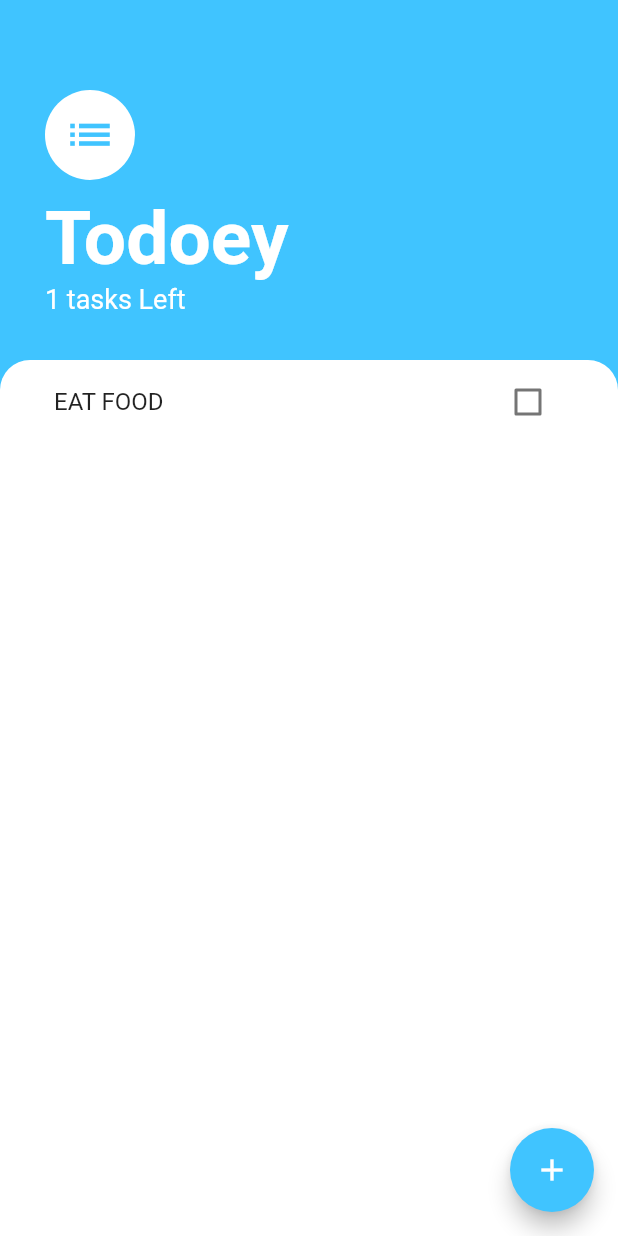
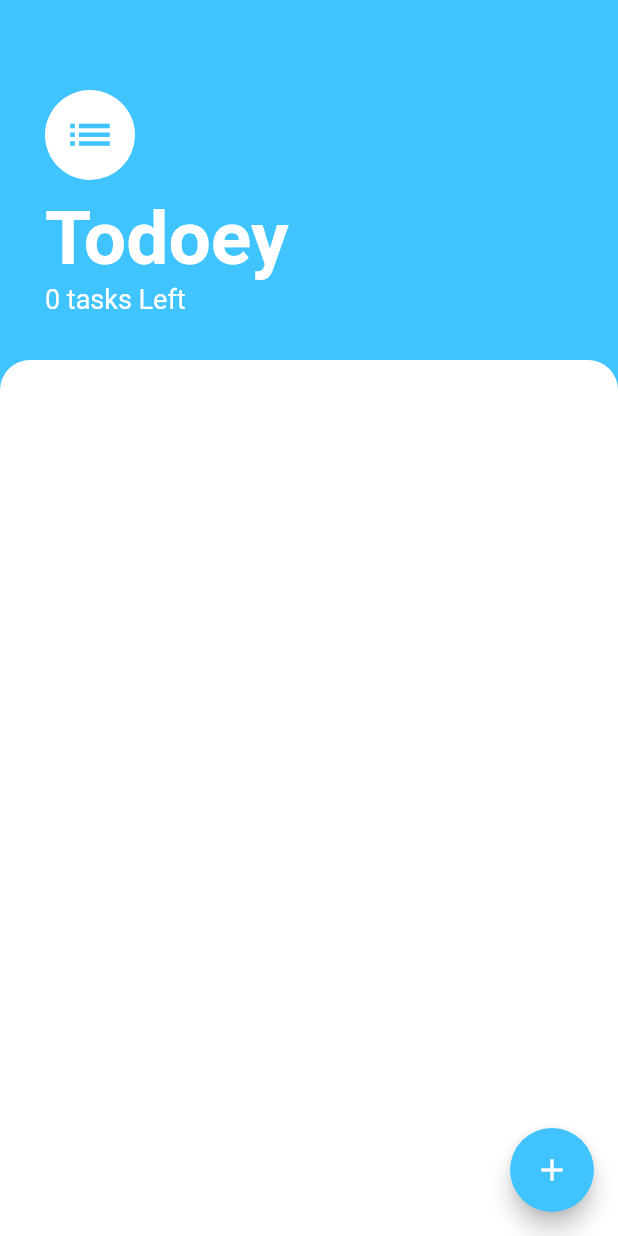
Before and after one commit to EhteshamQ/To-Doey, a Flutter app: the screen it shows after launch, on a phone screen of 412 x 824 dp. Run offline on Flutter 3.47's test engine with Material 2 defaults, Android fonts, the phone set to English and light mode, and no system bars.

Commit message:
Removed Eat Food List Tile

```diff
--- a/lib/main.dart
+++ b/lib/main.dart
@@ -25,9 +25,7 @@ class MyApp extends StatelessWidget {
 }
 
 class Tasks extends ChangeNotifier {
-  List<Task> _list = [
-    Task(name: 'EAT FOOD'),
-  ];
+  List<Task> _list = [];
 
   UnmodifiableListView<Task> get list {
     return UnmodifiableListView(_list);
```
